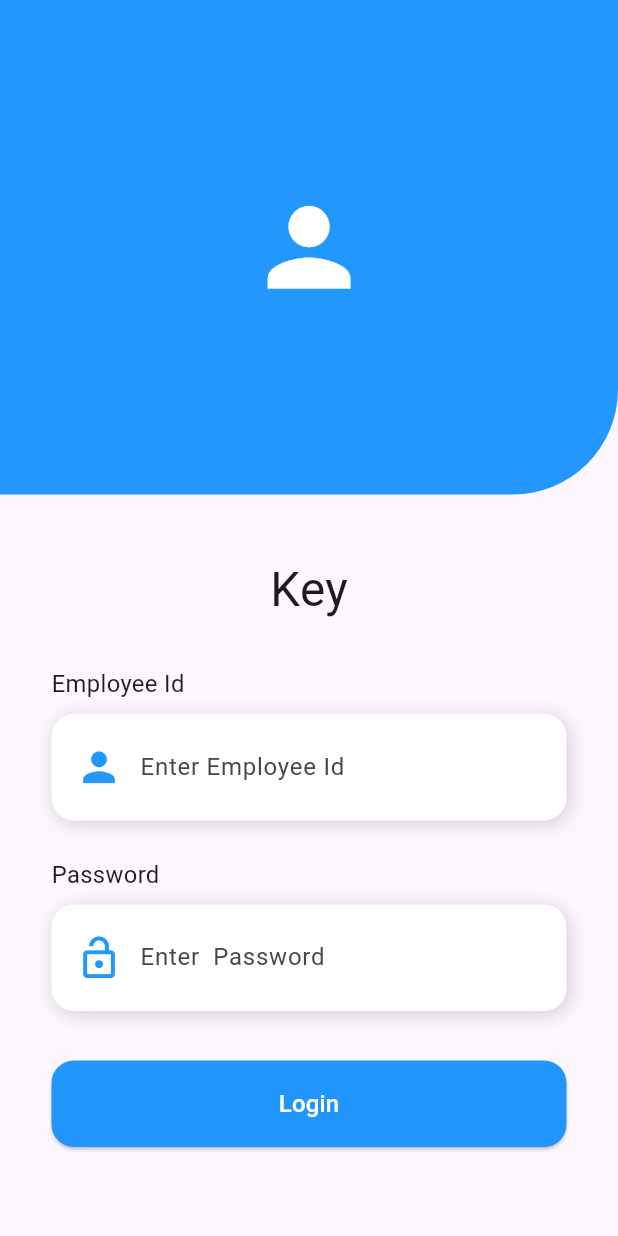
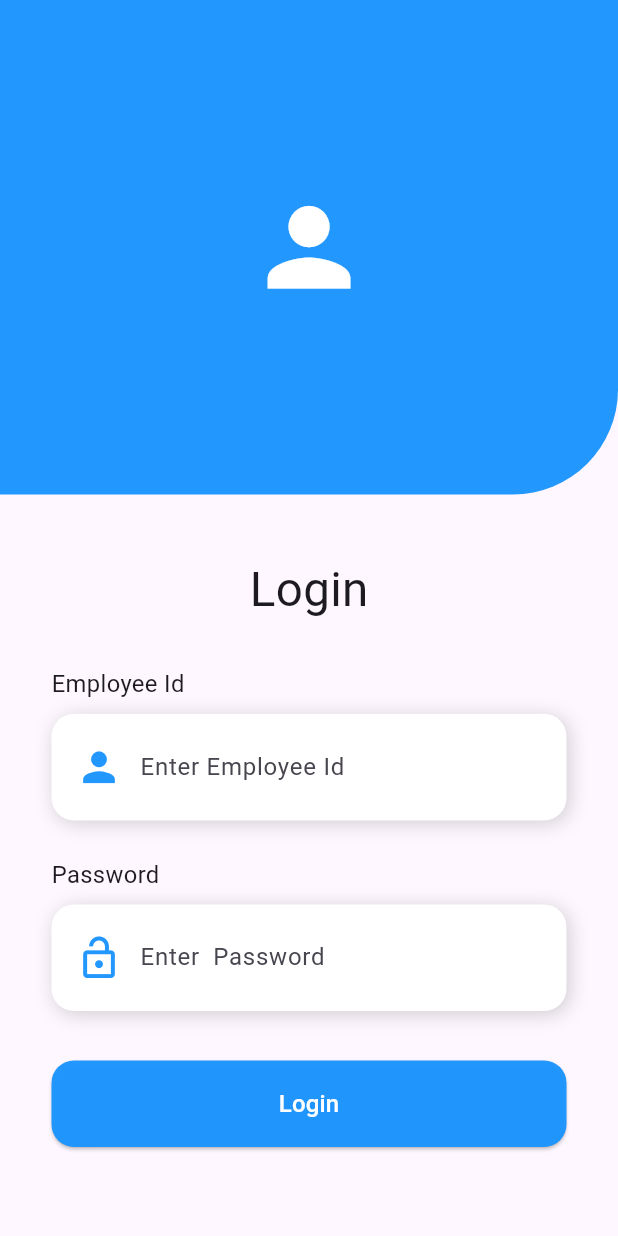
Before and after one commit to TarunHasija/Attendance-Management-system, a Flutter app: the screen it shows after launch, on a phone screen of 412 x 824 dp. Run offline on Flutter 3.47's test engine with Material 3 defaults, Android fonts, the phone set to English and light mode, and no system bars; our stand-ins replace firebase_core; accounts and stored records are empty.

Commit message:
new commit

```diff
--- a/lib/main.dart
+++ b/lib/main.dart
@@ -1,7 +1,6 @@
 import 'package:ams/screens/loginscreen.dart';
 import 'package:firebase_core/firebase_core.dart';
 import 'package:flutter/material.dart';
-import 'package:flutter_keyboard_visibility/flutter_keyboard_visibility.dart';
 
 Future<void> main() async {
   WidgetsFlutterBinding.ensureInitialized();
@@ -19,7 +18,7 @@ class MyApp extends StatelessWidget {
       theme: ThemeData(
       ),
       debugShowCheckedModeBanner: false,
-      home:  const KeyboardVisibilityProvider(child: LoginScreen()),
+      home:  const LoginScreen(),
     );
   }
 }
--- a/lib/screens/loginscreen.dart
+++ b/lib/screens/loginscreen.dart
@@ -3,7 +3,6 @@ import 'package:ams/widgets/fieldtitle.dart';
 import 'package:ams/widgets/inputbox.dart';
 import 'package:ams/widgets/loginbutton.dart';
 import 'package:flutter/material.dart';
-import 'package:flutter_keyboard_visibility/flutter_keyboard_visibility.dart';
 
 class LoginScreen extends StatefulWidget {
   const LoginScreen({super.key});
@@ -15,12 +14,14 @@ class LoginScreen extends StatefulWidget {
 class _LoginScreenState extends State<LoginScreen> {
   @override
   Widget build(BuildContext context) {
-  bool iskeyboardVisible = KeyboardVisibilityProvider.isKeyboardVisible(context);
   TextEditingController idController = TextEditingController();
   TextEditingController passController = TextEditingController();
     return Scaffold(
       resizeToAvoidBottomInset: false,
-      body: Column(
+      body: SingleChildScrollView(
+        child: Column(
+        children: [
+          Column(
             children: [
               Container(
                 height: deviceHeight(context) / 2.5,
@@ -42,7 +43,7 @@ class _LoginScreenState extends State<LoginScreen> {
                     top: deviceHeight(context) / 20,
                     bottom: deviceHeight(context) / 40),
                 child: Text(
-              iskeyboardVisible ?"Login":"Key",
+                      "Login",
                   style: TextStyle(fontSize: deviceWidth(context) / 13),
                 ),
               ),
@@ -84,6 +85,8 @@ class _LoginScreenState extends State<LoginScreen> {
                   )),
             ],
           ),
-    );
+        ],
+      ),
+     ) );
   }
 }
```
Lines whose indentation alone changed are shown as unchanged.
